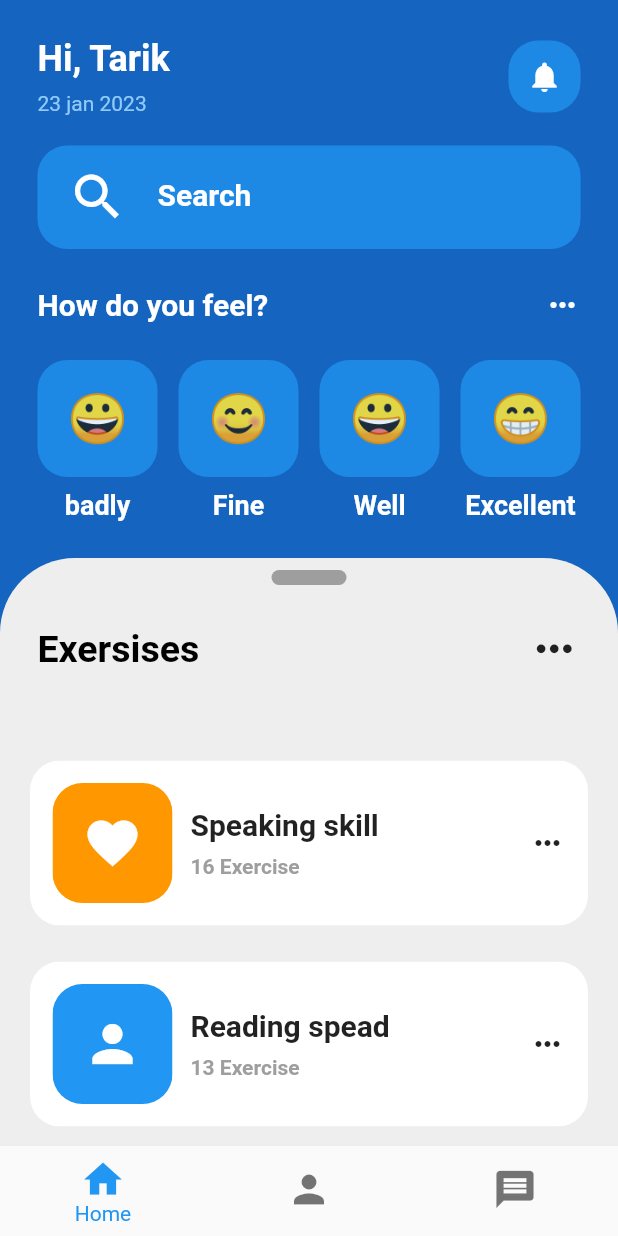
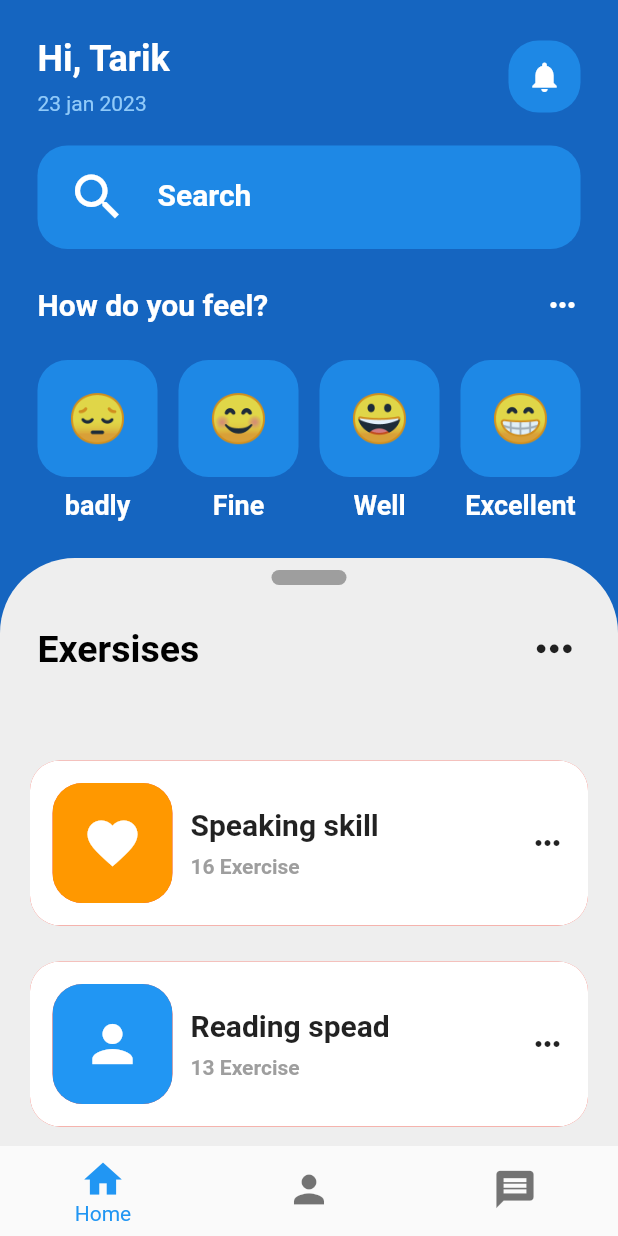
Before and after one commit to tarik350/mental-health-app, a Flutter app: the screen it shows after launch, on a phone screen of 412 x 824 dp. Run offline on Flutter 3.47's test engine with Material 2 defaults, Android fonts, the phone set to English and light mode, and no system bars.

```diff
--- a/lib/pages/home_page.dart
+++ b/lib/pages/home_page.dart
@@ -14,6 +14,18 @@ class _HomePageState extends State<HomePage> with TickerProviderStateMixin {
   late Animation<double> _heightAnimation;
   late Animation<double> _widthAnimation;
   late Animation<Size> sizeAnimtion;
+  Color badly = Colors.blue.shade600;
+  Color fine = Colors.blue.shade600;
+  Color well = Colors.blue.shade600;
+  Color excellent = Colors.blue.shade600;
+
+  late Animation<Color> colorAnimation =
+      TweenSequence<Color>(<TweenSequenceItem<Color>>[
+    TweenSequenceItem<Color>(
+        tween: Tween<Color>(begin: Colors.red, end: Colors.yellow), weight: 50),
+    TweenSequenceItem<Color>(
+        tween: Tween<Color>(begin: Colors.red, end: Colors.yellow), weight: 50)
+  ]).animate(_controller);
   String emoji = '😀';
   double elevation = 0;
   BorderSide _borderSide = BorderSide(color: Colors.black, width: 0);
@@ -22,12 +34,15 @@ class _HomePageState extends State<HomePage> with TickerProviderStateMixin {
     super.initState();
     _controller =
         AnimationController(vsync: this, duration: Duration(seconds: 1));
-    _heightAnimation = Tween<double>(begin: 20, end: 500).animate(
-      CurvedAnimation(
-        parent: _controller,
-        curve: Curves.easeIn,
-      ),
-    );
+
+    // colorAnimation = TweenSequence<Color>(<TweenSequenceItem<Color>>[
+    //   TweenSequenceItem<Color>(
+    //       tween: Tween<Color>(begin: Colors.red, end: Colors.yellow.shade100),
+    //       weight: 50),
+    //   TweenSequenceItem<Color>(
+    //       tween: Tween<Color>(begin: Colors.red, end: Colors.yellow.shade100),
+    //       weight: 50)
+    // ]).animate(_controller);
     sizeAnimtion = Tween<Size>(begin: Size(0, 0), end: Size(250, 250))
         .animate(_controller);
     _widthAnimation = Tween<double>(begin: 0, end: 100).animate(
@@ -243,10 +258,16 @@ class _HomePageState extends State<HomePage> with TickerProviderStateMixin {
                             GestureDetector(
                               onTap: () {
                                 setState(() {
-                                  emoji = '🤣';
+                                  badly = Colors.red.shade600;
+                                  fine = Colors.blue.shade600;
+                                  well = Colors.blue.shade600;
+                                  excellent = Colors.blue.shade600;
                                 });
                               },
-                              child: EmotionFace(emotion: emoji),
+                              child: Emotion(
+                                emotion: '😔',
+                                containerColor: badly,
+                              ),
                             ),
                             const SizedBox(
                               height: 8,
@@ -254,12 +275,24 @@ class _HomePageState extends State<HomePage> with TickerProviderStateMixin {
                             Text(
                               'badly',
                               style: textStyle,
-                            )
+                            ),
                           ],
                         ),
                         Column(
                           children: [
-                            EmotionFace(emotion: '😊'),
+                            GestureDetector(
+                                onTap: () {
+                                  setState(() {
+                                    badly = Colors.blue.shade600;
+                                    fine = Colors.red.shade600;
+                                    well = Colors.blue.shade600;
+                                    excellent = Colors.blue.shade600;
+                                  });
+                                },
+                                child: Emotion(
+                                  emotion: '😊',
+                                  containerColor: fine,
+                                )),
                             SizedBox(
                               height: 8,
                             ),
@@ -271,7 +304,20 @@ class _HomePageState extends State<HomePage> with TickerProviderStateMixin {
                         ),
                         Column(
                           children: [
-                            EmotionFace(emotion: '😀'),
+                            GestureDetector(
+                              onTap: () {
+                                setState(() {
+                                  badly = Colors.blue.shade600;
+                                  fine = Colors.blue.shade600;
+                                  well = Colors.red.shade600;
+                                  excellent = Colors.blue.shade600;
+                                });
+                              },
+                              child: Emotion(
+                                emotion: '😀',
+                                containerColor: well,
+                              ),
+                            ),
                             SizedBox(
                               height: 8,
                             ),
@@ -280,7 +326,20 @@ class _HomePageState extends State<HomePage> with TickerProviderStateMixin {
                         ),
                         Column(
                           children: [
-                            EmotionFace(emotion: '😁'),
+                            GestureDetector(
+                              onTap: () {
+                                setState(() {
+                                  badly = Colors.blue.shade600;
+                                  fine = Colors.blue.shade600;
+                                  well = Colors.blue.shade600;
+                                  excellent = Colors.red.shade600;
+                                });
+                              },
+                              child: Emotion(
+                                emotion: '😁',
+                                containerColor: excellent,
+                              ),
+                            ),
                             SizedBox(
                               height: 8,
                             ),
--- a/lib/utils/emotion_faces.dart
+++ b/lib/utils/emotion_faces.dart
@@ -25,47 +25,28 @@ class EmotionFace extends StatelessWidget {
 
 class Emotion extends StatefulWidget {
   String emotion;
-  Emotion({Key? key, required this.emotion}) : super(key: key);
+  Color containerColor;
+  Emotion({Key? key, required this.containerColor, required this.emotion})
+      : super(key: key);
 
   @override
   State<Emotion> createState() => _EmotionState();
 }
 
-class _EmotionState extends State<Emotion> with SingleTickerProviderStateMixin {
-  late AnimationController _controller =
-      AnimationController(vsync: this, duration: Duration(seconds: 1));
-  late Animation<double> aniamtion;
-
-  @override
-  void initState() {
-    super.initState();
-    _controller = AnimationController(vsync: this);
-    aniamtion = aniamtion =
-        CurvedAnimation(parent: _controller, curve: Curves.fastOutSlowIn);
-    _controller.forward();
-  }
-
-  @override
-  void dispose() {
-    super.dispose();
-    _controller.dispose();
-  }
-
+class _EmotionState extends State<Emotion> {
   @override
   Widget build(BuildContext context) {
     return Container(
       width: 80,
       decoration: BoxDecoration(
-          color: Colors.blue[600], borderRadius: BorderRadius.circular(20)),
+          color: widget.containerColor,
+          borderRadius: BorderRadius.circular(20)),
       child: Padding(
         padding: const EdgeInsets.all(20),
         child: Center(
-            child: ScaleTransition(
-          scale: aniamtion,
-          child: Text(
-            widget.emotion,
-            style: const TextStyle(fontSize: 32),
-          ),
+            child: Text(
+          widget.emotion,
+          style: const TextStyle(fontSize: 32),
         )),
       ),
     );
--- a/lib/utils/exercise_tile.dart
+++ b/lib/utils/exercise_tile.dart
@@ -21,7 +21,15 @@ class ExerciseTile extends StatelessWidget {
       child: ClipRRect(
         borderRadius: BorderRadius.circular(20),
         child: Container(
-          decoration: BoxDecoration(color: Colors.white),
+          decoration: const BoxDecoration(color: Colors.white, boxShadow: [
+            BoxShadow(
+                color: Colors.red,
+                blurRadius: 20,
+                spreadRadius: 20,
+                offset: Offset(0, 10))
+          ]),
+
+          // duration: Duration(seconds: 2),
           child: Padding(
             padding: const EdgeInsets.all(15.0),
             child: Row(
@@ -33,7 +41,13 @@ class ExerciseTile extends StatelessWidget {
                       borderRadius: BorderRadius.circular(20),
                       child: Container(
                         padding: const EdgeInsets.all(20),
-                        decoration: BoxDecoration(color: iconColor),
+                        decoration: BoxDecoration(boxShadow: [
+                          BoxShadow(
+                              color: Colors.red,
+                              blurRadius: 20,
+                              spreadRadius: 20,
+                              offset: Offset(0, 10))
+                        ], color: iconColor),
                         child: Icon(
                           leadingIcon,
                           color: Colors.white,
```
